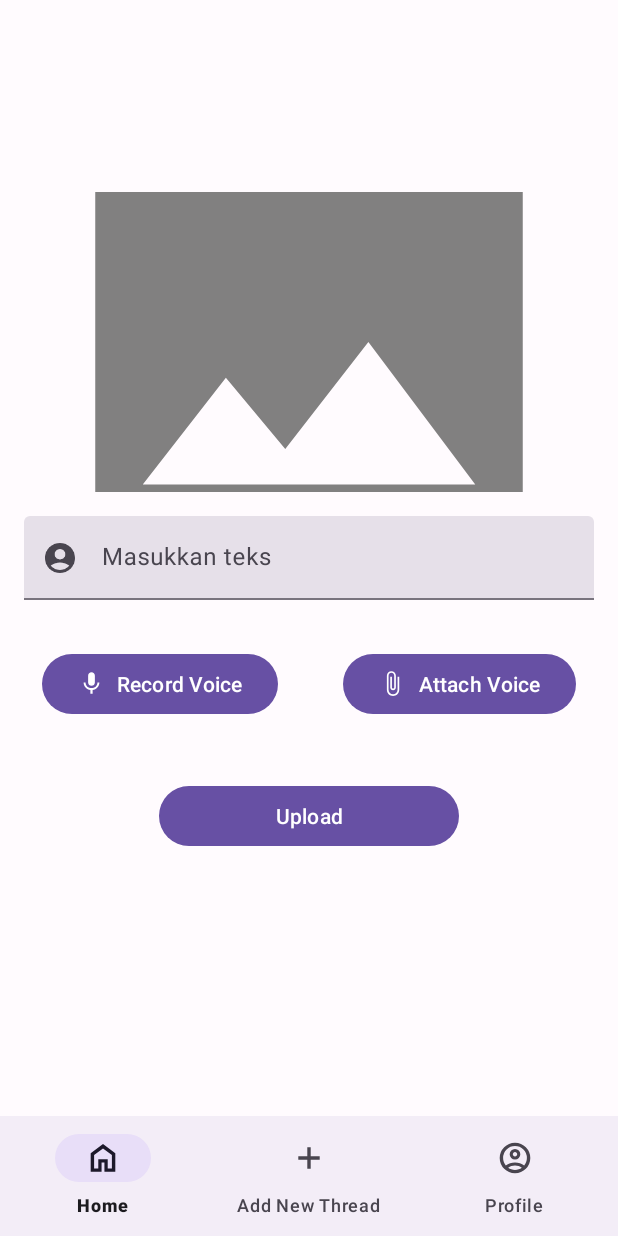
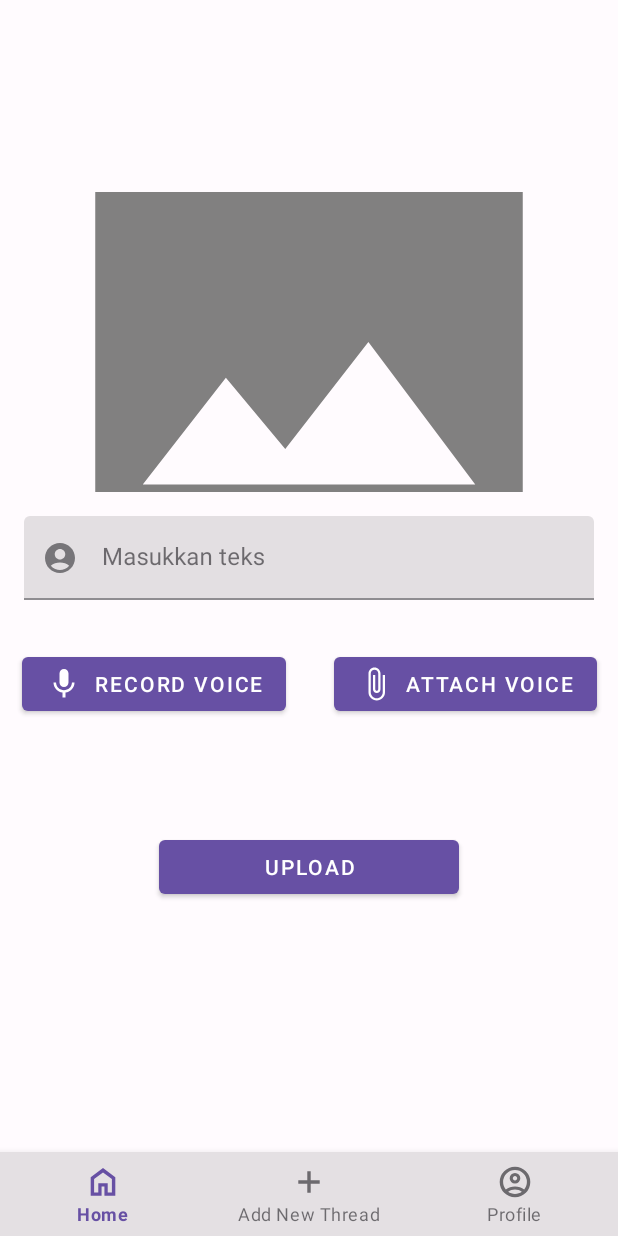
Before and after one commit to C23-PS376/SpeakSure_MobileApps, an Android app: the AddThreadFragment screen opened through its navigation route, on a phone screen of 412 x 824 dp. Run offline under Robolectric (Android 15) with nearby library versions, the phone set to English and light mode, and no system bars; our stand-ins replace navigation-ui; 3 statements that could not run were skipped.

Commit message:
update addthread and parent themes

```diff
--- a/app/src/main/res/layout/fragment_add_thread.xml
+++ b/app/src/main/res/layout/fragment_add_thread.xml
@@ -56,6 +56,7 @@
 
         </com.google.android.material.textfield.TextInputLayout>
 
+
         <com.google.android.material.button.MaterialButton
             android:id="@+id/btn_record"
             android:layout_width="wrap_content"
@@ -65,6 +66,7 @@
             android:layout_marginEnd="16dp"
             android:layout_marginBottom="16dp"
             android:text="@string/record"
+            tools:style="@style/Widget.MaterialComponents.Button.UnelevatedButton"
             app:icon="@drawable/baseline_mic_24"
             app:layout_constraintBottom_toBottomOf="parent"
             app:layout_constraintEnd_toStartOf="@+id/btn_attach"
@@ -83,6 +85,7 @@
             android:layout_marginEnd="16dp"
             android:layout_marginBottom="16dp"
             android:text="@string/attach"
+            tools:style="@style/Widget.MaterialComponents.Button.UnelevatedButton"
             app:icon="@drawable/baseline_attach_file_24"
             app:layout_constraintBottom_toBottomOf="parent"
             app:layout_constraintEnd_toEndOf="parent"
@@ -97,21 +100,18 @@
             android:id="@+id/btn_upload"
             android:layout_width="200dp"
             android:layout_height="wrap_content"
-            android:layout_marginStart="16dp"
             android:layout_marginTop="16dp"
-            android:layout_marginEnd="16dp"
-            android:layout_marginBottom="256dp"
+
+            android:layout_marginBottom="16dp"
             android:text="@string/upload"
             app:layout_constraintBottom_toBottomOf="parent"
-            app:layout_constraintEnd_toEndOf="parent"
-            app:layout_constraintHorizontal_bias="0.5"
-            app:layout_constraintStart_toEndOf="parent"
-            app:layout_constraintStart_toStartOf="parent"
-            app:layout_constraintTop_toBottomOf="@+id/btn_attach"
-            app:layout_constraintVertical_bias="1.0">
+            app:layout_constraintEnd_toEndOf="@+id/btn_attach"
+            app:layout_constraintStart_toStartOf="@+id/btn_record"
+            app:layout_constraintTop_toBottomOf="@+id/btn_record"
+            app:layout_constraintVertical_bias="0.22000003"
+            tools:style="@style/Widget.MaterialComponents.Button.UnelevatedButton">
 
         </com.google.android.material.button.MaterialButton>
-
 
 
     </androidx.constraintlayout.widget.ConstraintLayout>
--- a/app/src/main/res/values-night/themes.xml
+++ b/app/src/main/res/values-night/themes.xml
@@ -1,6 +1,6 @@
 <resources>
     <!-- Base application theme. -->
-    <style name="Theme.SpeakSure_Capstone" parent="Theme.Material3.Dark.NoActionBar">
+    <style name="Theme.SpeakSure_Capstone" parent="Theme.MaterialComponents.NoActionBar">
         <!-- Primary brand color. -->
         <item name="colorPrimary">@color/md_theme_dark_primary</item>
         <item name="colorOnPrimary">@color/md_theme_dark_onPrimary</item>
--- a/app/src/main/res/values/themes.xml
+++ b/app/src/main/res/values/themes.xml
@@ -1,6 +1,6 @@
 <resources>
     <!-- Base application theme. -->
-    <style name="Theme.SpeakSure_Capstone" parent="Theme.Material3.Light.NoActionBar">
+    <style name="Theme.SpeakSure_Capstone" parent="Theme.MaterialComponents.NoActionBar">
         <!-- Primary brand color. -->
         <item name="colorPrimary">@color/md_theme_light_primary</item>
         <item name="colorOnPrimary">@color/md_theme_light_onPrimary</item>
```
